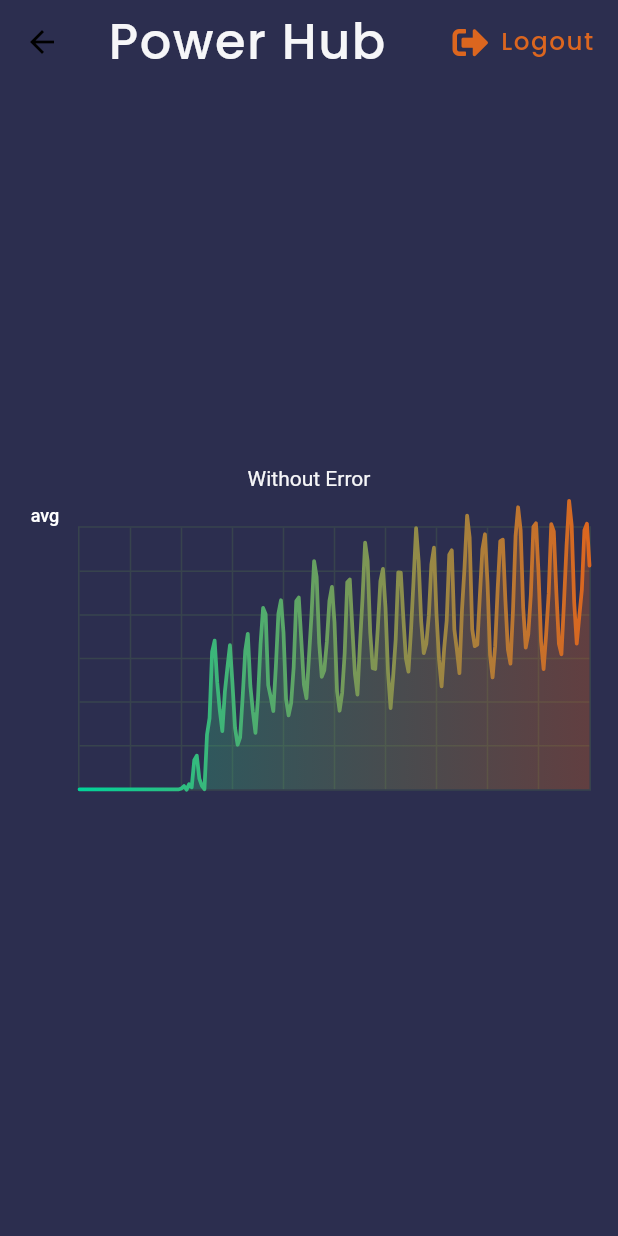
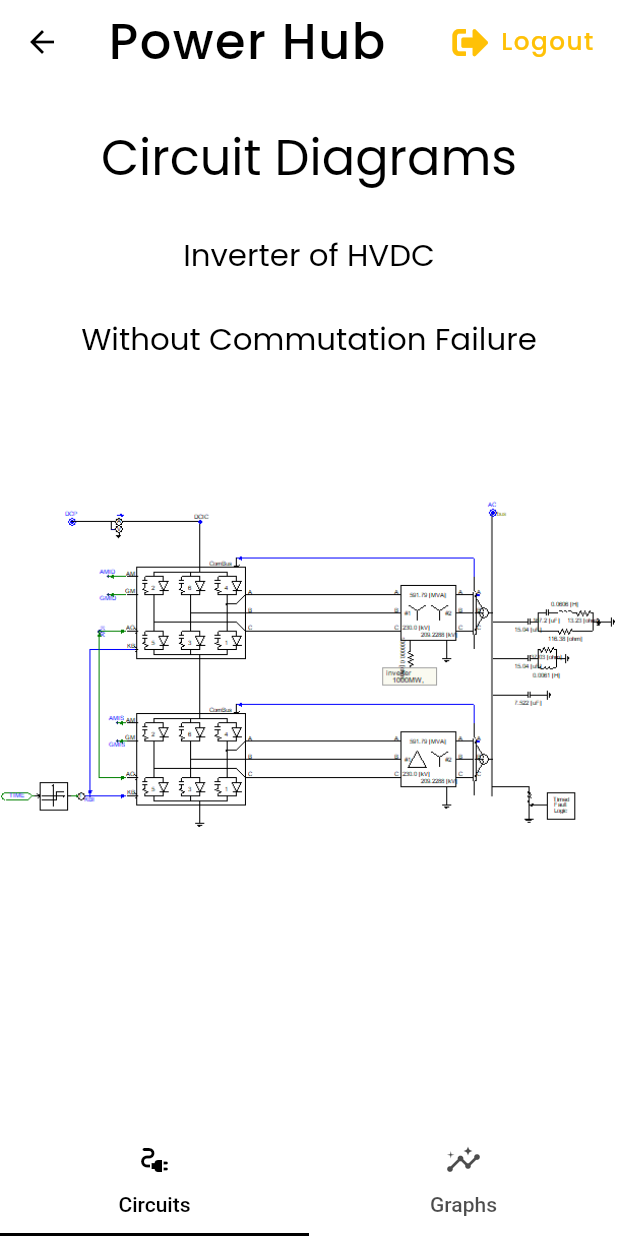
Before and after one commit to faseeh1999/Power-Hub, a Flutter app: the Screen1 screen opened directly, on a phone screen of 412 x 824 dp. Run offline on Flutter 3.47's test engine with Material 2 defaults, Android fonts, the phone set to English and light mode, and no system bars; drawn by our look-alikes of fl_chart; our stand-ins replace animated_splash_screen, firebase_auth, flutter_spinkit, font_awesome_flutter, form_validator, google_fonts and 2 more; missing offline and left inert: animated_button, drawing_animation; accounts and stored records are empty.

Commit message:
Tab Bar Added
Tab Bar Added

```diff
--- a/lib/colors.dart
+++ b/lib/colors.dart
@@ -1,5 +1,9 @@
 import 'package:flutter/material.dart';
 
-Color kprimary = Color(0xff2c2e4f);
-Color kLineColor = Color(0xffdc661f);
-Color kTextColor = Color(0xfff6f6f8);
+//Color kprimary = Color(0xff2c2e4f);
+Color kprimary = Colors.white;
+//Color kLineColor = Color(0xffdc661f);
+Color kLineColor = Colors.amber;
+
+//Color kTextColor = Color(0xfff6f6f8);
+Color kTextColor = Colors.black;
--- a/lib/screen1.dart
+++ b/lib/screen1.dart
@@ -16,7 +16,10 @@ class _Screen1State extends State<Screen1> {
   @override
   Widget build(BuildContext context) {
     Size size = MediaQuery.of(context).size;
-    return Scaffold(
+    return DefaultTabController(
+      length: 2,
+      child: Scaffold(
+        bottomNavigationBar: menu(),
         appBar: AppBar(
           elevation: 0.0,
           backgroundColor: Colors.transparent,
@@ -48,18 +51,74 @@ class _Screen1State extends State<Screen1> {
           ],
         ),
         backgroundColor: kprimary,
-      body: Column(
-        mainAxisAlignment: MainAxisAlignment.center,
+        body: TabBarView(children: [
+          Column(
+            mainAxisAlignment: MainAxisAlignment.start,
+            crossAxisAlignment: CrossAxisAlignment.center,
             children: [
+              SizedBox(
+                height: size.height * 0.03,
+              ),
               Text(
-            "Without Error",
-            style: TextStyle(color: kTextColor),
+                "Circuit Diagrams",
+                style: GoogleFonts.poppins(
+                    color: kTextColor, fontSize: size.width * 0.08),
               ),
-          Center(
-            child: LineChartSample2(),
+              SizedBox(
+                height: size.height * 0.03,
+              ),
+              Text(
+                "Inverter of HVDC",
+                style: GoogleFonts.poppins(
+                    color: kTextColor, fontSize: size.width * 0.05),
+              ),
+              SizedBox(
+                height: size.height * 0.03,
+              ),
+              Text(
+                "Without Commutation Failure",
+                style: GoogleFonts.poppins(
+                    color: kTextColor, fontSize: size.width * 0.05),
+              ),
+              SizedBox(
+                height: size.height * 0.1,
+              ),
+              Container(
+                child: FittedBox(
+                    fit: BoxFit.cover,
+                    child: Image.asset(
+                      'assets/one1.PNG',
+                    )),
+              ),
+            ],
+          ),
+          Column(
+            children: [
+              Text("Hola"),
+            ],
+          )
+        ]),
+      ),
+    );
+  }
+}
+
+Widget menu() {
+  return Material(
+    color: kprimary,
+    child: TabBar(
+      labelColor: kTextColor,
+      indicatorColor: kTextColor,
+      tabs: [
+        Tab(
+          text: "Circuits",
+          icon: Icon(Icons.electrical_services),
+        ),
+        Tab(
+          text: "Graphs",
+          icon: Icon(Icons.insights_outlined),
         ),
       ],
     ),
   );
 }
-}
```
Also changed, not shown: assets/one.png (added), assets/one1.PNG (added). Lines whose indentation alone changed are shown as unchanged.
